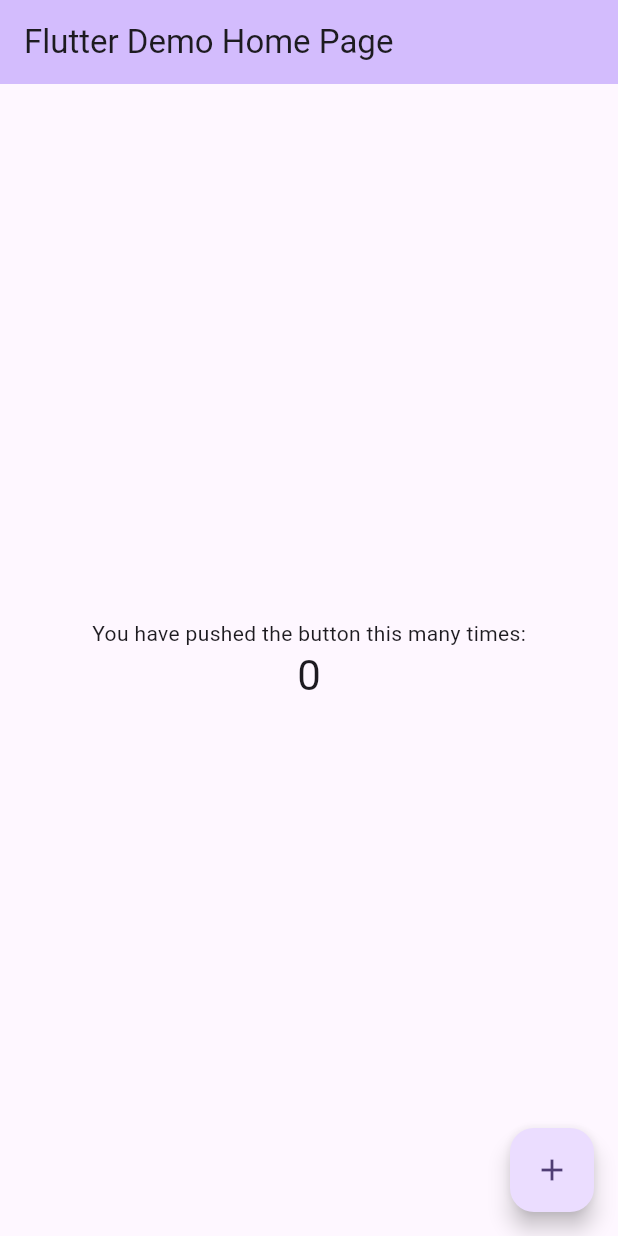
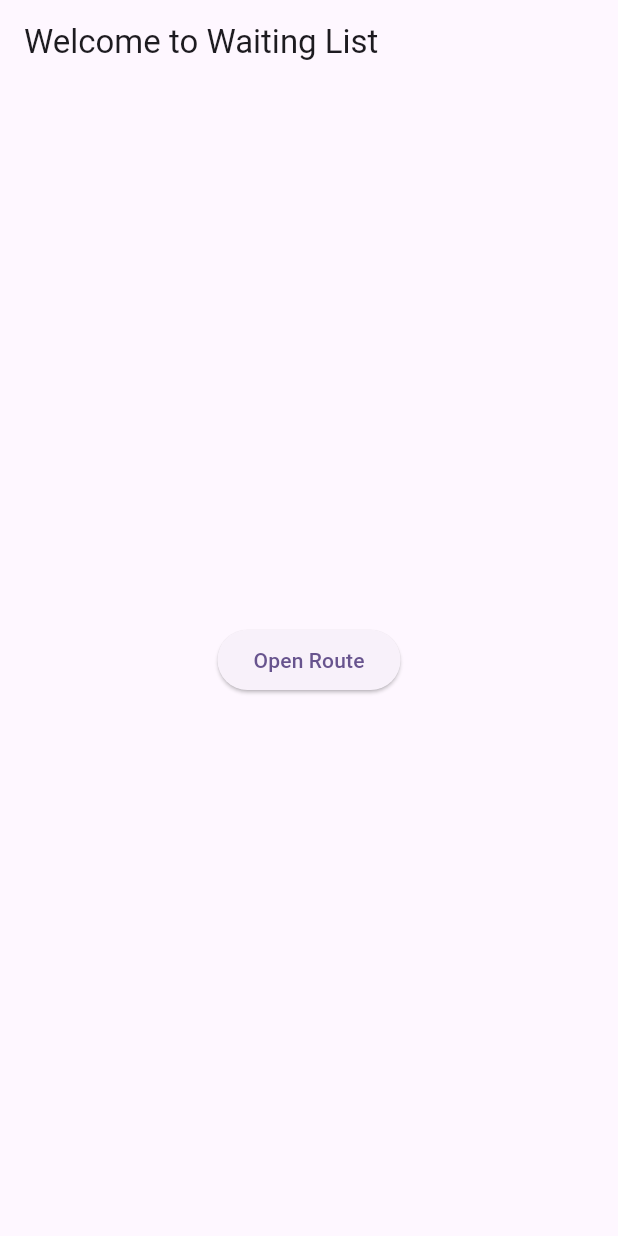
Before and after one commit to Co-Lab-You-Belong-in-Tech/waiting_list, a Flutter app: the screen it shows after launch, on a phone screen of 412 x 824 dp. Run offline on Flutter 3.47's test engine with Material 3 defaults, Android fonts, the phone set to English and light mode, and no system bars.

```diff
--- a/lib/main.dart
+++ b/lib/main.dart
@@ -1,4 +1,6 @@
 import 'package:flutter/material.dart';
+// import 'package:navigation/welcome_page.dart';
+import 'package:waiting_list/pages/welcom_page.dart';
 
 void main() {
   runApp(const MyApp());
@@ -11,115 +13,15 @@ class MyApp extends StatelessWidget {
   @override
   Widget build(BuildContext context) {
     return MaterialApp(
+      debugShowCheckedModeBanner: false,
       title: 'Flutter Demo',
       theme: ThemeData(
-        // This is the theme of your application.
-        //
-        // TRY THIS: Try running your application with "flutter run". You'll see
-        // the application has a purple toolbar. Then, without quitting the app,
-        // try changing the seedColor in the colorScheme below to Colors.green
-        // and then invoke "hot reload" (save your changes or press the "hot
-        // reload" button in a Flutter-supported IDE, or press "r" if you used
-        // the command line to start the app).
-        //
-        // Notice that the counter didn't reset back to zero; the application
-        // state is not lost during the reload. To reset the state, use hot
-        // restart instead.
-        //
-        // This works for code too, not just values: Most code changes can be
-        // tested with just a hot reload.
         colorScheme: ColorScheme.fromSeed(seedColor: Colors.deepPurple),
         useMaterial3: true,
       ),
-      home: const MyHomePage(title: 'Flutter Demo Home Page'),
+      home: const WelcomePage(),
+
+      // MyHomePage(title: 'Welcome to Waiting List App'),
     );
   }
 }
-
-class MyHomePage extends StatefulWidget {
-  const MyHomePage({super.key, required this.title});
-
-  // This widget is the home page of your application. It is stateful, meaning
-  // that it has a State object (defined below) that contains fields that affect
-  // how it looks.
-
-  // This class is the configuration for the state. It holds the values (in this
-  // case the title) provided by the parent (in this case the App widget) and
-  // used by the build method of the State. Fields in a Widget subclass are
-  // always marked "final".
-
-  final String title;
-
-  @override
-  State<MyHomePage> createState() => _MyHomePageState();
-}
-
-class _MyHomePageState extends State<MyHomePage> {
-  int _counter = 0;
-
-  void _incrementCounter() {
-    setState(() {
-      // This call to setState tells the Flutter framework that something has
-      // changed in this State, which causes it to rerun the build method below
-      // so that the display can reflect the updated values. If we changed
-      // _counter without calling setState(), then the build method would not be
-      // called again, and so nothing would appear to happen.
-      _counter++;
-    });
-  }
-
-  @override
-  Widget build(BuildContext context) {
-    // This method is rerun every time setState is called, for instance as done
-    // by the _incrementCounter method above.
-    //
-    // The Flutter framework has been optimized to make rerunning build methods
-    // fast, so that you can just rebuild anything that needs updating rather
-    // than having to individually change instances of widgets.
-    return Scaffold(
-      appBar: AppBar(
-        // TRY THIS: Try changing the color here to a specific color (to
-        // Colors.amber, perhaps?) and trigger a hot reload to see the AppBar
-        // change color while the other colors stay the same.
-        backgroundColor: Theme.of(context).colorScheme.inversePrimary,
-        // Here we take the value from the MyHomePage object that was created by
-        // the App.build method, and use it to set our appbar title.
-        title: Text(widget.title),
-      ),
-      body: Center(
-        // Center is a layout widget. It takes a single child and positions it
-        // in the middle of the parent.
-        child: Column(
-          // Column is also a layout widget. It takes a list of children and
-          // arranges them vertically. By default, it sizes itself to fit its
-          // children horizontally, and tries to be as tall as its parent.
-          //
-          // Column has various properties to control how it sizes itself and
-          // how it positions its children. Here we use mainAxisAlignment to
-          // center the children vertically; the main axis here is the vertical
-          // axis because Columns are vertical (the cross axis would be
-          // horizontal).
-          //
-          // TRY THIS: Invoke "debug painting" (choose the "Toggle Debug Paint"
-          // action in the IDE, or press "p" in the console), to see the
-          // wireframe for each widget.
-          mainAxisAlignment: MainAxisAlignment.center,
-          children: <Widget>[
-            const Text(
-              'You have pushed the button this many times:',
-            ),
-            Text(
-              '$_counter',
-              style: Theme.of(context).textTheme.headlineMedium,
-            ),
-          ],
-        ),
-      ),
-      floatingActionButton: FloatingActionButton(
-        onPressed: _incrementCounter,
-        tooltip: 'Increment',
-        child: const Icon(Icons.add),
-      ), // This trailing comma makes auto-formatting nicer for build methods.
-    );
-  }
-}
--- /dev/null
+++ b/lib/pages/welcom_page.dart
@@ -0,0 +1,26 @@
+import 'package:flutter/material.dart';
+import 'package:waiting_list/pages/login.dart';
+// import 'package:navigation/pages/login.dart';
+
+class WelcomePage extends StatelessWidget {
+  const WelcomePage({super.key});
+
+  @override
+  Widget build(BuildContext context) {
+    return Scaffold(
+      appBar: AppBar(title: Text("Welcome to Waiting List")),
+      body: Center(
+        child: ElevatedButton(
+          child: const Text("Open Route"),
+          onPressed: () {
+            Navigator.push(
+              context,
+              MaterialPageRoute(builder: (context) => const Login()),
+            );
+            //
+          },
+        ),
+      ),
+    );
+  }
+}
```
Also changed, not shown: lib/pages/login.dart (added, +25 -0 lines), 1 other file.
